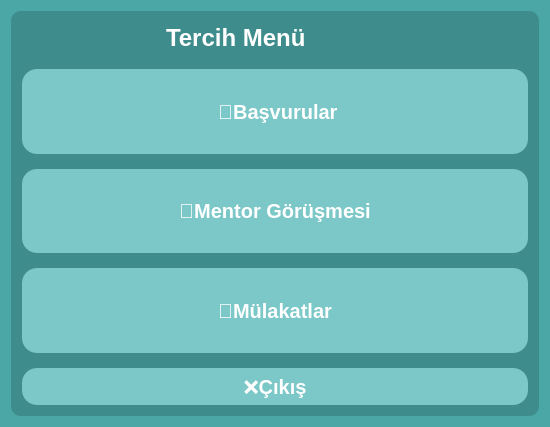
First picture: the form in ui/preferences.ui, repository KursaDSc/Python-Module-Week7, before the edit.
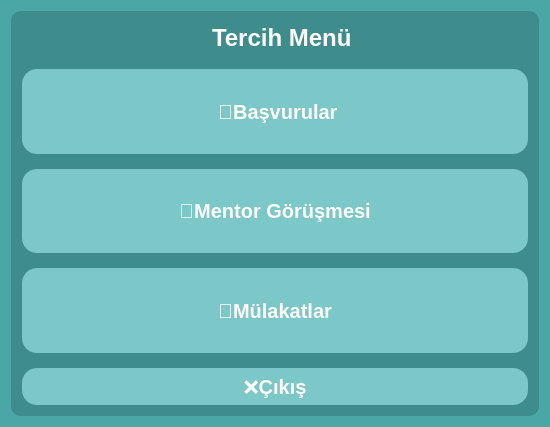
Second picture: the form after the edit. Icons and pictures are not drawn.

The edit to the form file:
```diff
--- a/ui/preferences.ui
+++ b/ui/preferences.ui
@@ -84,23 +84,7 @@
           </property>
          </widget>
         </item>
-        <item>
-         <spacer name="horizontalSpacer_2">
-          <property name="orientation">
-           <enum>Qt::Horizontal</enum>
-          </property>
-          <property name="sizeType">
-           <enum>QSizePolicy::Fixed</enum>
-          </property>
-          <property name="sizeHint" stdset="0">
-           <size>
-            <width>110</width>
-            <height>30</height>
-           </size>
-          </property>
-         </spacer>
-        </item>
-        <item alignment="Qt::AlignHCenter">
+        <item alignment="Qt::AlignmentFlag::AlignHCenter">
          <widget class="QLabel" name="labelTitle">
           <property name="sizePolicy">
            <sizepolicy hsizetype="Preferred" vsizetype="Fixed">
@@ -134,7 +118,7 @@
            <enum>Qt::Horizontal</enum>
           </property>
           <property name="sizeType">
-           <enum>QSizePolicy::Expanding</enum>
+           <enum>QSizePolicy::Policy::Fixed</enum>
           </property>
           <property name="sizeHint" stdset="0">
            <size>
```
Left out of the diff: 6 changed lines with no effect on the pictures.
